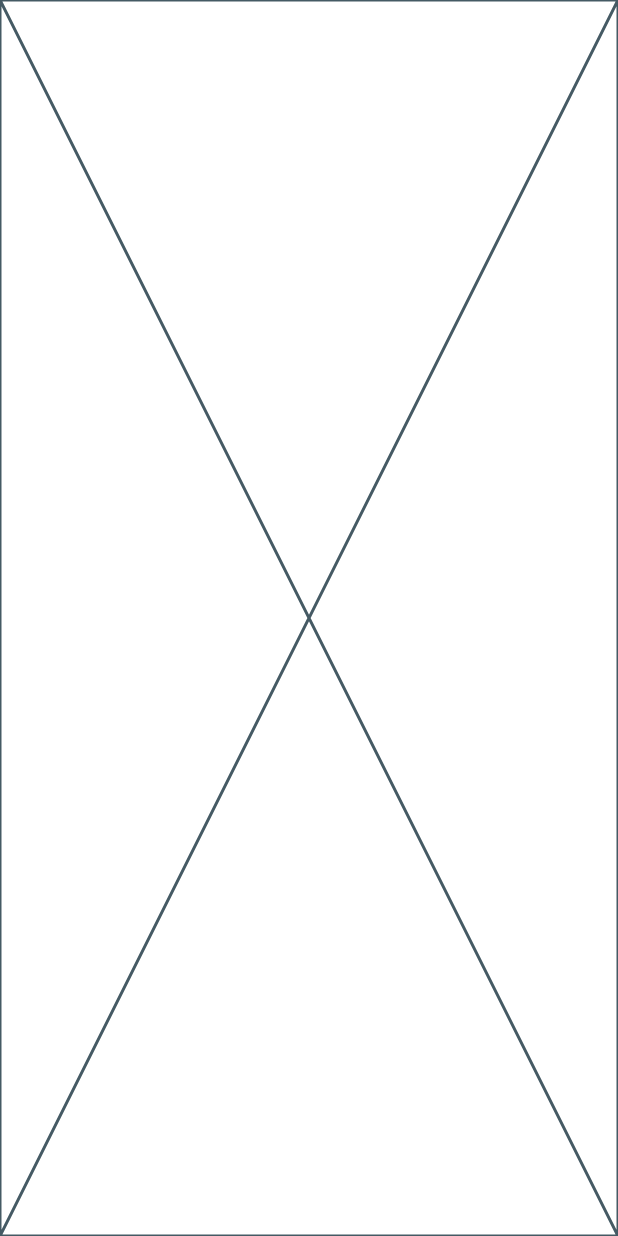
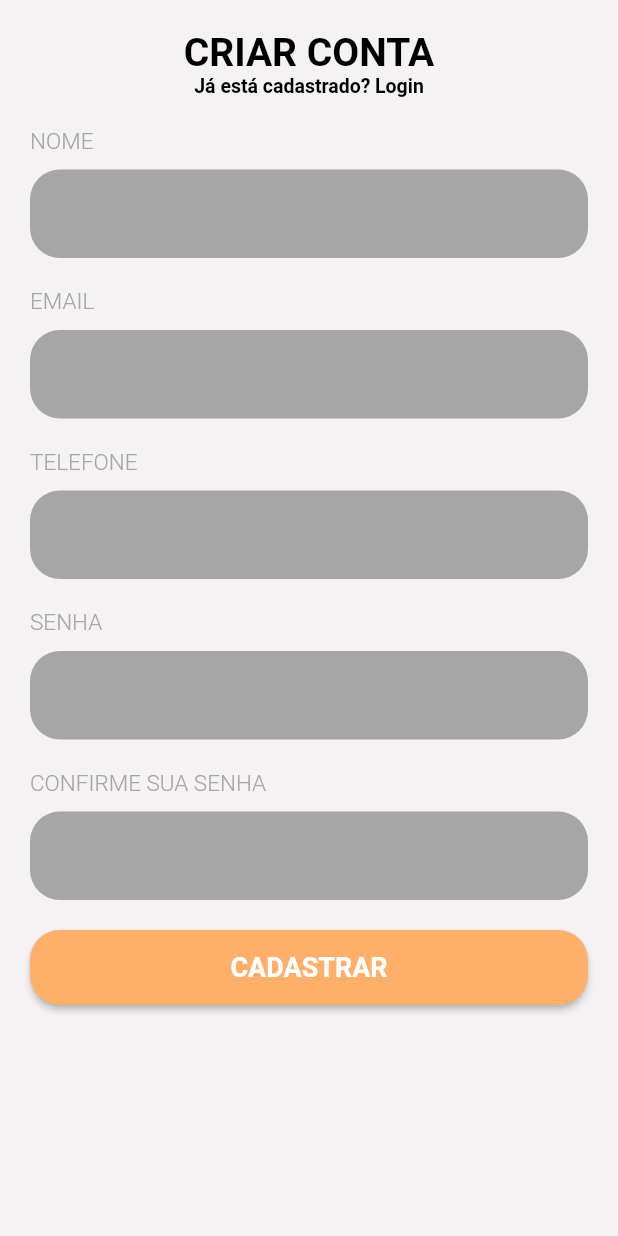
Before and after one commit to tgdssm/adote-me-app, a Flutter app: the screen it shows after launch, on a phone screen of 412 x 824 dp. Run offline on Flutter 3.47's test engine with Material 2 defaults, Android fonts, the phone set to English and light mode, and no system bars; our stand-ins replace dio, flutter_modular.

Commit message:
feat: consumer widget

```diff
--- a/commons/lib/commons.dart
+++ b/commons/lib/commons.dart
@@ -10,3 +10,10 @@ export 'entities/user_entity.dart';
 
 export 'models/profile_image_model.dart';
 export 'models/user_model.dart';
+
+export 'state_manager/states/base_state.dart';
+export 'state_manager/states/loading_state.dart';
+export 'state_manager/states/error_state.dart';
+export 'state_manager/states/success_state.dart';
+export 'state_manager/states/empty_state.dart';
+export 'state_manager/consumer_widget.dart';
--- a/commons/lib/entities/user_entity.dart
+++ b/commons/lib/entities/user_entity.dart
@@ -6,7 +6,7 @@ class UserEntity {
   final String cellphone;
   ProfileImageEntity? profileImage;
   final DateTime createdAt;
-  final String token;
+  final String? token;
 
   UserEntity(
     this.id,
--- /dev/null
+++ b/commons/lib/state_manager/consumer_widget.dart
@@ -0,0 +1,22 @@
+import 'dart:async';
+
+import 'package:flutter/material.dart';
+
+class ConsumerWidget<T> extends StatefulWidget {
+  final Stream<T> stream;
+  final Widget Function(BuildContext, AsyncSnapshot<T>) builder;
+  const ConsumerWidget({Key? key, required this.stream, required this.builder}) : super(key: key);
+
+  @override
+  State<ConsumerWidget<T>> createState() => _ConsumerWidgetState<T>();
+}
+
+class _ConsumerWidgetState<T> extends State<ConsumerWidget<T>> {
+  @override
+  Widget build(BuildContext context) {
+    return StreamBuilder<T>(
+      stream: widget.stream,
+      builder: widget.builder,
+    );
+  }
+}
--- /dev/null
+++ b/commons/lib/state_manager/states/empty_state.dart
@@ -0,0 +1,3 @@
+import 'package:commons/state_manager/states/base_state.dart';
+
+class EmptyState extends BaseState {}
--- /dev/null
+++ b/design_system/lib/components/buttons/default_button.dart
@@ -0,0 +1,34 @@
+import 'package:design_system/design_system.dart';
+import 'package:flutter/material.dart';
+
+class DefaultButton extends StatelessWidget {
+  final VoidCallback onPressed;
+  final double width;
+  final bool loading;
+  final String title;
+  const DefaultButton({Key? key, required this.onPressed, required this.width, required this.loading, required this.title}) : super(key: key);
+
+  @override
+  Widget build(BuildContext context) {
+    return AnimatedContainer(
+      duration: const Duration(milliseconds: 200),
+      curve: Curves.easeInOut,
+      width: loading ? 80 : width,
+      height: 50,
+      child: MaterialButton(
+          onPressed: onPressed,
+          color: AppColors.primary,
+          shape: RoundedRectangleBorder(
+            borderRadius: BorderRadius.circular(20)
+          ),
+          child: switch(loading) {
+            true => const Center(
+              child: CircularProgressIndicator(color: Colors.white,),
+            ),
+            _ => Text(title, style: TextStyles.button,)
+          },
+
+    ),
+    );
+  }
+}
--- /dev/null
+++ b/design_system/lib/components/inputs/default_text_field.dart
@@ -0,0 +1,46 @@
+import 'package:design_system/design_system.dart';
+import 'package:flutter/material.dart';
+
+class DefaultTextField extends StatelessWidget {
+  final String label;
+  final TextEditingController controller;
+  final String? Function(String?)? validator;
+  const DefaultTextField({
+    Key? key,
+    required this.label,
+    required this.controller,
+    this.validator,
+  }) : super(key: key);
+
+  @override
+  Widget build(BuildContext context) {
+    return Column(
+      children: [
+        Align(
+          alignment: Alignment.centerLeft,
+          child: Text(label, style: TextStyles.labelField,),
+        ),
+        const SizedBox(
+          height: 10,
+        ),
+        TextFormField(
+          controller: controller,
+          validator: validator,
+          cursorColor: Colors.white,
+          decoration: InputDecoration(
+            focusedBorder: OutlineInputBorder(
+              borderRadius: BorderRadius.circular(20),
+              borderSide: BorderSide.none,
+            ),
+            fillColor: AppColors.grey1,
+            filled: true,
+            border: OutlineInputBorder(
+              borderRadius: BorderRadius.circular(20),
+              borderSide: BorderSide.none,
+            ),
+          ),
+        ),
+      ],
+    );
+  }
+}
--- a/design_system/lib/design_system.dart
+++ b/design_system/lib/design_system.dart
@@ -1 +1,12 @@
 library design_system;
+
+export 'extensions/widget_extensions.dart';
+
+export 'themes/app_colors.dart';
+export 'themes/text_styles.dart';
+
+export 'values/strings.dart';
+
+export 'components/buttons/default_button.dart';
+
+export 'components/inputs/default_text_field.dart';
--- /dev/null
+++ b/design_system/lib/extensions/widget_extensions.dart
@@ -0,0 +1,8 @@
+import 'package:flutter/material.dart';
+
+extension DefaultPadding on Widget {
+  addPadding() => Padding(
+        padding: const EdgeInsets.symmetric(horizontal: 20, vertical: 20),
+        child: this,
+      );
+}
--- /dev/null
+++ b/design_system/lib/themes/app_colors.dart
@@ -0,0 +1,9 @@
+import 'package:flutter/material.dart';
+
+class AppColors {
+  static const blackBackground = Color(0xff4D4C4C);
+  static const whiteBackground = Color(0xffF4F2F2);
+  static const primary = Color(0xffFEB06A);
+  static const secondary = Color(0xff36D6E7);
+  static const grey1 = Color(0xffA6A6A6);
+}
--- /dev/null
+++ b/design_system/lib/themes/text_styles.dart
@@ -0,0 +1,28 @@
+import 'package:design_system/themes/app_colors.dart';
+import 'package:flutter/material.dart';
+
+class TextStyles {
+  static const button = TextStyle(
+    fontSize: 18,
+    color: Colors.white,
+    fontWeight: FontWeight.w700,
+  );
+
+  static const labelField = TextStyle(
+    fontSize: 15,
+    color: AppColors.grey1,
+    fontWeight: FontWeight.w300,
+  );
+
+  static const heading1 = TextStyle(
+    fontSize: 26,
+    color: Colors.black,
+    fontWeight: FontWeight.bold,
+  );
+
+  static const subtitle1 = TextStyle(
+    fontSize: 13,
+    color: Colors.black,
+    fontWeight: FontWeight.bold,
+  );
+}
--- /dev/null
+++ b/design_system/lib/values/strings.dart
@@ -0,0 +1,11 @@
+class Strings {
+  static const createAccount = "CRIAR CONTA";
+  static const register = "CADASTRAR";
+  static const name = "NOME";
+  static const email = "EMAIL";
+  static const cellphone = "TELEFONE";
+  static const password = "SENHA";
+  static const confirmPassword = "CONFIRME SUA SENHA";
+  static const login = "Login";
+  static const alreadyRegistered = "Já está cadastrado?";
+}
--- /dev/null
+++ b/micro_app_login/lib/src/domain/usecases/create_account/create_account_usecase.dart
@@ -0,0 +1,6 @@
+import 'package:commons/commons.dart';
+import 'package:micro_app_login/src/domain/entities/create_account_entity.dart';
+
+abstract class ICreateAccountUseCase {
+  Future<(UserEntity?, BaseError?)> call(CreateAccountEntity accountEntity);
+}
--- /dev/null
+++ b/micro_app_login/lib/src/domain/usecases/create_account/create_account_usecase_impl.dart
@@ -0,0 +1,16 @@
+import 'package:commons/entities/user_entity.dart';
+import 'package:commons/errors/base_error.dart';
+import 'package:micro_app_login/src/domain/entities/create_account_entity.dart';
+import 'package:micro_app_login/src/domain/repositories/create_account_repository.dart';
+import 'package:micro_app_login/src/domain/usecases/create_account/create_account_usecase.dart';
+
+class CreateAccountUseCaseImpl implements ICreateAccountUseCase {
+  final ICreateAccountRepository repository;
+  const CreateAccountUseCaseImpl(this.repository);
+  @override
+  Future<(UserEntity?, BaseError?)> call(CreateAccountEntity accountEntity) {
+    // TODO: implement call
+    throw UnimplementedError();
+  }
+
+}
--- a/micro_app_login/lib/src/login_module.dart
+++ b/micro_app_login/lib/src/login_module.dart
@@ -3,6 +3,9 @@ import 'package:dependencies/dependencies.dart';
 import 'package:micro_app_login/src/data/datasources/create_account/create_account_datasource_impl.dart';
 import 'package:micro_app_login/src/data/repositories/create_account_repository_impl.dart';
 import 'package:micro_app_login/src/domain/repositories/create_account_repository.dart';
+import 'package:micro_app_login/src/domain/usecases/create_account/create_account_usecase.dart';
+import 'package:micro_app_login/src/domain/usecases/create_account/create_account_usecase_impl.dart';
+import 'package:micro_app_login/src/ui/pages/create_account/create_account_bloc.dart';
 import 'package:micro_app_login/src/ui/pages/create_account/create_account_page.dart';
 import 'data/datasources/create_account/create_account_datasource.dart';
 
@@ -18,6 +21,14 @@ class LoginModule extends Module {
 
     // Repositories
     Bind.factory<ICreateAccountRepository>((i) => CreateAccountRepositoryImpl(i())),
+
+
+    // Use Cases
+    Bind.factory<ICreateAccountUseCase>((i) => CreateAccountUseCaseImpl(i())),
+
+
+    // Blocs
+    Bind.factory<CreateAccountBloc>((i) => CreateAccountBloc(i())),
   ];
 
   @override
--- /dev/null
+++ b/micro_app_login/lib/src/ui/pages/create_account/create_account_bloc.dart
@@ -0,0 +1,31 @@
+import 'dart:async';
+
+import 'package:commons/state_manager/states/base_state.dart';
+import 'package:commons/state_manager/states/error_state.dart';
+import 'package:commons/state_manager/states/loading_state.dart';
+import 'package:commons/state_manager/states/success_state.dart';
+import 'package:micro_app_login/src/domain/entities/create_account_entity.dart';
+import 'package:micro_app_login/src/domain/usecases/create_account/create_account_usecase.dart';
+
+class CreateAccountBloc {
+  final ICreateAccountUseCase useCase;
+  CreateAccountBloc(this.useCase);
+
+  final StreamController<BaseState> _outputState = StreamController<BaseState>();
+
+  Stream<BaseState> get stream => _outputState.stream;
+
+  Future<void> call(CreateAccountEntity accountEntity) async {
+    _outputState.add(LoadingState());
+
+    final (result, err) = await useCase(accountEntity);
+    if (err != null) {
+      _outputState.add(ErrorState(err.message));
+      return;
+    }
+
+    _outputState.add(SuccessState(result));
+    return;
+
+  }
+}
--- a/micro_app_login/lib/src/ui/pages/create_account/create_account_page.dart
+++ b/micro_app_login/lib/src/ui/pages/create_account/create_account_page.dart
@@ -1,4 +1,8 @@
-import 'package:flutter/cupertino.dart';
+import 'package:commons/commons.dart';
+import 'package:dependencies/dependencies.dart';
+import 'package:design_system/design_system.dart';
+import 'package:flutter/material.dart';
+import 'package:micro_app_login/src/ui/pages/create_account/create_account_bloc.dart';
 
 class CreateAccountPage extends StatefulWidget {
   const CreateAccountPage({Key? key}) : super(key: key);
@@ -8,8 +12,95 @@ class CreateAccountPage extends StatefulWidget {
 }
 
 class _CreateAccountPageState extends State<CreateAccountPage> {
+  final bloc = Modular.get<CreateAccountBloc>();
+  final formKey = GlobalKey<FormState>();
+  final nameController = TextEditingController();
+  final emailController = TextEditingController();
+  final cellphoneController = TextEditingController();
+  final passwordController = TextEditingController();
+  final confirmPasswordController = TextEditingController();
+
   @override
   Widget build(BuildContext context) {
-    return const Placeholder();
+    return Scaffold(
+      backgroundColor: AppColors.whiteBackground,
+      body: SafeArea(
+        child: SizedBox(
+          child: ConsumerWidget<BaseState>(
+            stream: bloc.stream,
+            builder: (context, snapshot) {
+              final state = snapshot.data;
+
+              return SingleChildScrollView(
+                child: Form(
+                  key: formKey,
+                  child: Column(
+                    children: [
+                      const Text(
+                        Strings.createAccount,
+                        style: TextStyles.heading1,
+                      ),
+                      const Row(
+                        mainAxisAlignment: MainAxisAlignment.center,
+                        children: [
+                          Text(
+                            Strings.alreadyRegistered,
+                            style: TextStyles.subtitle1,
+                          ),
+                          SizedBox(
+                            width: 3,
+                          ),
+                          Text(
+                            Strings.login,
+                            style: TextStyles.subtitle1,
+                          ),
+                        ],
+                      ),
+                      const SizedBox(height: 20),
+                      DefaultTextField(
+                        controller: nameController,
+                        label: Strings.name,
+                        validator: (value) {},
+                      ),
+                      const SizedBox(height: 20),
+                      DefaultTextField(
+                        controller: emailController,
+                        label: Strings.email,
+                        validator: (value) {},
+                      ),
+                      const SizedBox(height: 20),
+                      DefaultTextField(
+                        controller: cellphoneController,
+                        label: Strings.cellphone,
+                        validator: (value) {},
+                      ),
+                      const SizedBox(height: 20),
+                      DefaultTextField(
+                        controller: passwordController,
+                        label: Strings.password,
+                        validator: (value) {},
+                      ),
+                      const SizedBox(height: 20),
+                      DefaultTextField(
+                        controller: confirmPasswordController,
+                        label: Strings.confirmPassword,
+                        validator: (value) {},
+                      ),
+                      const SizedBox(height: 20),
+                      DefaultButton(
+                        onPressed: () {},
+                        width: MediaQuery.sizeOf(context).width,
+                        title: Strings.register,
+                        loading: state is LoadingState,
+                      ),
+                    ],
+                  ),
+                ),
+              );
+            },
+          ),
+        ).addPadding(),
+      ),
+    );
   }
 }
```
Also changed, not shown: design_system/lib/values/assets_path.dart (added), 6 other files.
